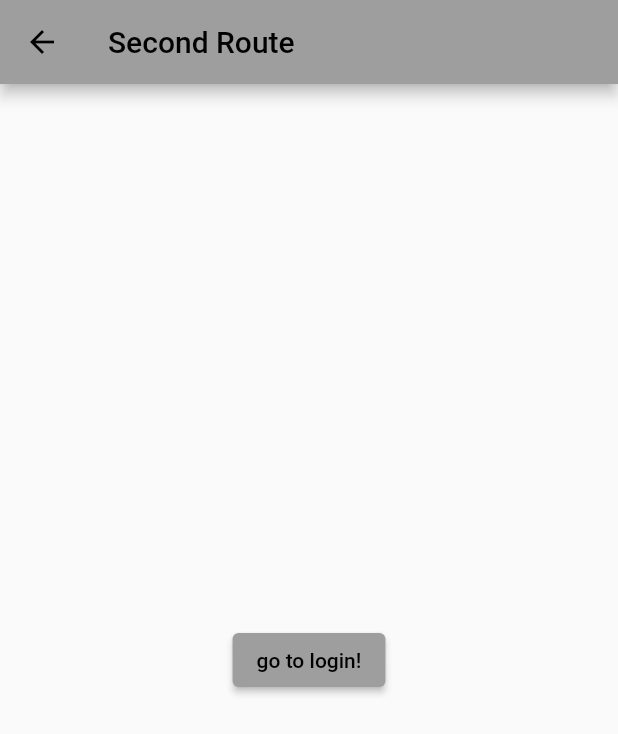
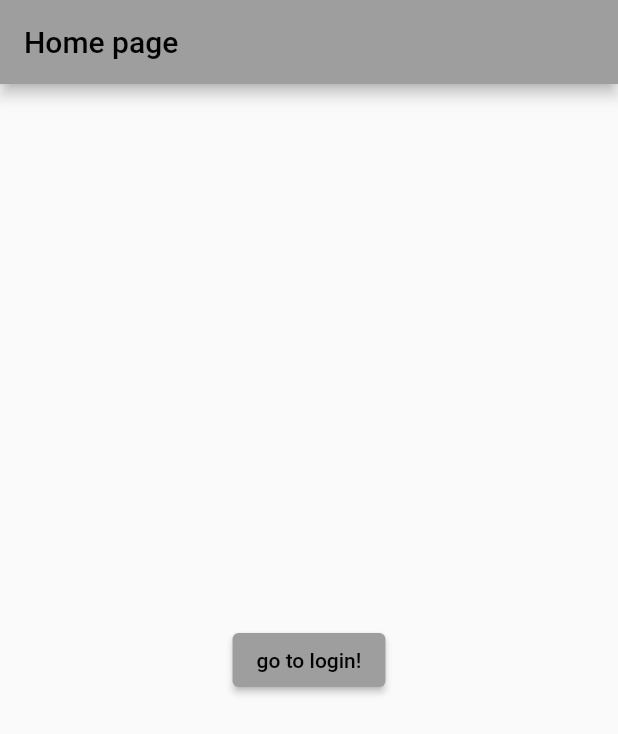
Before and after one commit to mohamadAlbzoor/GZone, a Flutter app: the HomeScreen screen opened directly, after a tap on "go to login!", after a tap on the "arrow back" icon, on a phone screen of 412 x 824 dp. Shown: the top 734 px of the screen. Run offline on Flutter 3.47's test engine with Material 2 defaults, Android fonts, the phone set to English and light mode, and no system bars; our stand-ins replace form_field_validator, get.

Commit message:
tiny fix

```diff
--- a/g_zone/lib/UI/home.dart
+++ b/g_zone/lib/UI/home.dart
@@ -1,4 +1,3 @@
-
 import 'package:flutter/material.dart';
 import 'package:g_zone/UI/login.dart';
 import 'package:get/get.dart';
@@ -6,17 +5,16 @@ import 'package:get/get.dart';
 class HomeScreen extends StatelessWidget {
   const HomeScreen({Key? key}) : super(key: key);
 
-
   @override
   Widget build(BuildContext context) {
     return Scaffold(
       appBar: AppBar(
-        title: const Text('Second Route'),
+        title: const Text('Home page'),
       ),
       body: Center(
         child: ElevatedButton(
           onPressed: () {
-          Get.to(() => LoginScreen());
+            Get.to(() => LoginScreen());
           },
           child: const Text('go to login!'),
         ),
--- a/g_zone/lib/UI/login.dart
+++ b/g_zone/lib/UI/login.dart
@@ -33,8 +33,7 @@ class _LoginScreenState extends State<LoginScreen> {
               begin: Alignment.topLeft,
               end: Alignment.bottomRight,
               colors: [
-                 Color(0xff3C4861),
-
+            Color(0xff3C4861),
             Color(0xff232f4c),
             Color(0xff192543),
           ])),
@@ -48,8 +47,7 @@ class _LoginScreenState extends State<LoginScreen> {
               onPressed: () {
                 //}
                 //}
-                Get.to(() => HomeScreen());
-
+                Get.back();
                 //}
                 //}
               },
@@ -173,7 +171,7 @@ class _LoginScreenState extends State<LoginScreen> {
                       child: Ink(
                         decoration: BoxDecoration(
                             gradient: LinearGradient(
-                              colors: [ Color(0xff9af9e9),Color(0xff97eaa3)],
+                              colors: [Color(0xff9af9e9), Color(0xff97eaa3)],
                               begin: Alignment.centerLeft,
                               end: Alignment.centerRight,
                             ),
```
Also changed, not shown: g_zone/lib/UI/signup.dart (+3 -4 lines).
